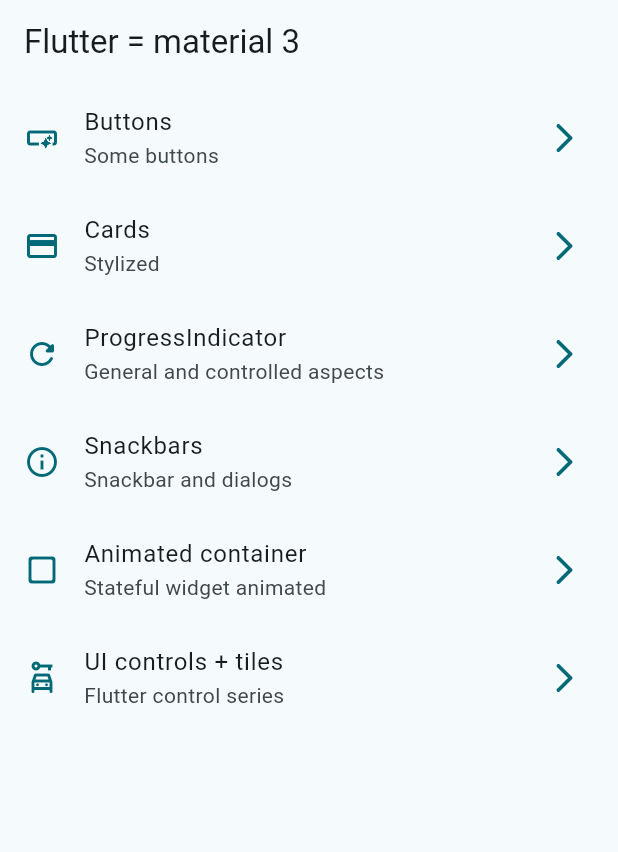
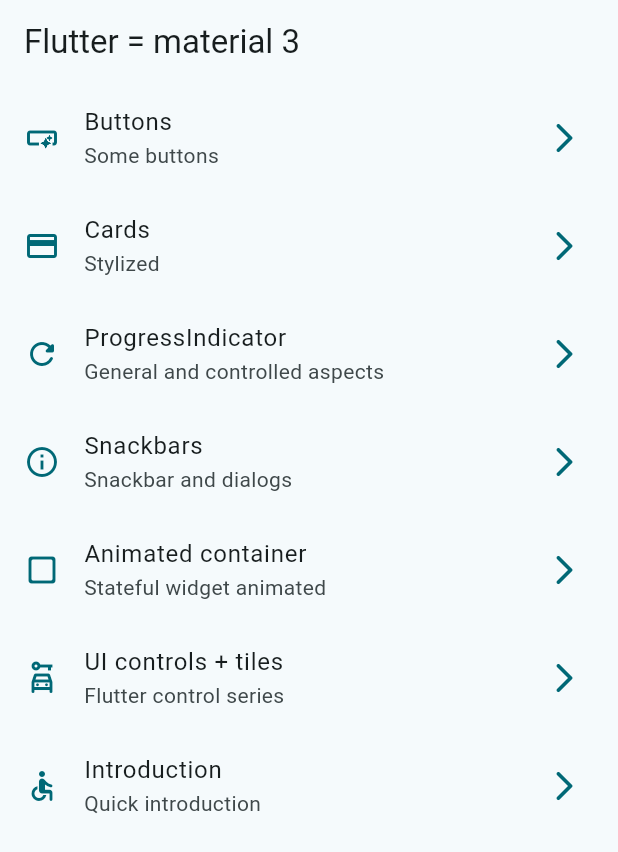
Before and after one commit to Juan211443/Flutter_widgets_app, a Flutter app: the screen it shows after launch, on a phone screen of 412 x 824 dp. Shown: the top 852 px of the screen. Run offline on Flutter 3.47's test engine with Material 3 defaults, Android fonts, the phone set to English and light mode, and no system bars; our stand-ins replace animate_do, go_router.

```diff
--- a/lib/config/menu/menu_items.dart
+++ b/lib/config/menu/menu_items.dart
@@ -1,14 +1,14 @@
 import 'package:flutter/material.dart';
 
 class MenuItems {
-  final String tittle;
-  final String subTittle;
+  final String title;
+  final String subTitle;
   final String link;
   final IconData icon;
 
   const MenuItems({
-    required this.tittle,
-    required this.subTittle,
+    required this.title,
+    required this.subTitle,
     required this.link,
     required this.icon,
   });
@@ -16,39 +16,45 @@ class MenuItems {
 
 const appMenuItems = <MenuItems>[
   MenuItems(
-    tittle: 'Buttons',
-    subTittle: 'Some buttons',
+    title: 'Buttons',
+    subTitle: 'Some buttons',
     link: '/buttons',
     icon: Icons.smart_button_outlined,
   ),
   MenuItems(
-    tittle: 'Cards',
-    subTittle: 'Stylized',
+    title: 'Cards',
+    subTitle: 'Stylized',
     link: '/cards',
     icon: Icons.credit_card,
   ),
   MenuItems(
-    tittle: 'ProgressIndicator',
-    subTittle: 'General and controlled aspects',
+    title: 'ProgressIndicator',
+    subTitle: 'General and controlled aspects',
     link: '/progress',
     icon: Icons.refresh_rounded,
   ),
   MenuItems(
-    tittle: 'Snackbars',
-    subTittle: 'Snackbar and dialogs',
+    title: 'Snackbars',
+    subTitle: 'Snackbar and dialogs',
     link: '/snackbars',
     icon: Icons.info_outline,
   ),
   MenuItems(
-    tittle: 'Animated container',
-    subTittle: 'Stateful widget animated',
+    title: 'Animated container',
+    subTitle: 'Stateful widget animated',
     link: '/animated',
     icon: Icons.check_box_outline_blank_rounded,
   ),
   MenuItems(
-    tittle: 'UI controls + tiles',
-    subTittle: 'Flutter control series',
+    title: 'UI controls + tiles',
+    subTitle: 'Flutter control series',
     link: '/ui_controls',
     icon: Icons.car_rental_outlined,
   ),
+  MenuItems(
+    title: 'Introduction',
+    subTitle: 'Quick introduction',
+    link: '/app_tutorial',
+    icon: Icons.accessible_rounded,
+  ),
 ];
--- a/lib/config/router/app_router.dart
+++ b/lib/config/router/app_router.dart
@@ -39,5 +39,10 @@ final appRouter = GoRouter(
       name: UIControlsScreen.name,
       builder: (context, state) => const UIControlsScreen(),
     ),
+    GoRoute(
+      path: '/app_tutorial',
+      name: AppTutorialScreen.name,
+      builder: (context, state) => const AppTutorialScreen(),
+    ),
   ],
 );
--- a/lib/presentation/screens/home/home_screen.dart
+++ b/lib/presentation/screens/home/home_screen.dart
@@ -42,8 +42,8 @@ class _CustomListTitle extends StatelessWidget {
     return ListTile(
       leading: Icon(menuItem.icon, color: colors.primary),
       trailing: Icon(Icons.arrow_forward_ios_rounded, color: colors.primary),
-      title: Text(menuItem.tittle),
-      subtitle: Text(menuItem.subTittle),
+      title: Text(menuItem.title),
+      subtitle: Text(menuItem.subTitle),
       onTap: () {
 
         //Navigation system from flutter
--- a/pubspec.yaml
+++ b/pubspec.yaml
@@ -7,6 +7,7 @@ environment:
   sdk: ^3.7.2
 
 dependencies:
+  animate_do: ^4.2.0
   flutter:
     sdk: flutter
   go_router: ^16.0.0
@@ -19,5 +20,5 @@ dev_dependencies:
 flutter:
   uses-material-design: true
 
-assets:
- - assets/images/
+  assets:
+    - assets/images/
```
Also changed, not shown: lib/presentation/screens/app_tutorial/app_tutorial_screen.dart (+135 -2 lines), pubspec.lock.
